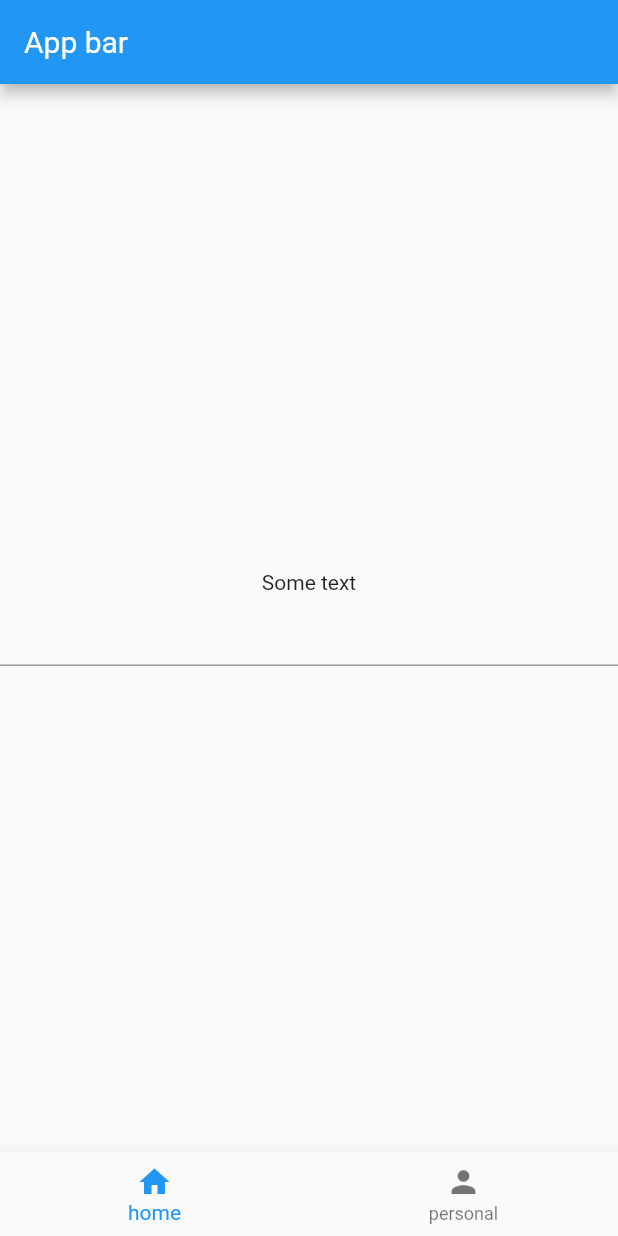
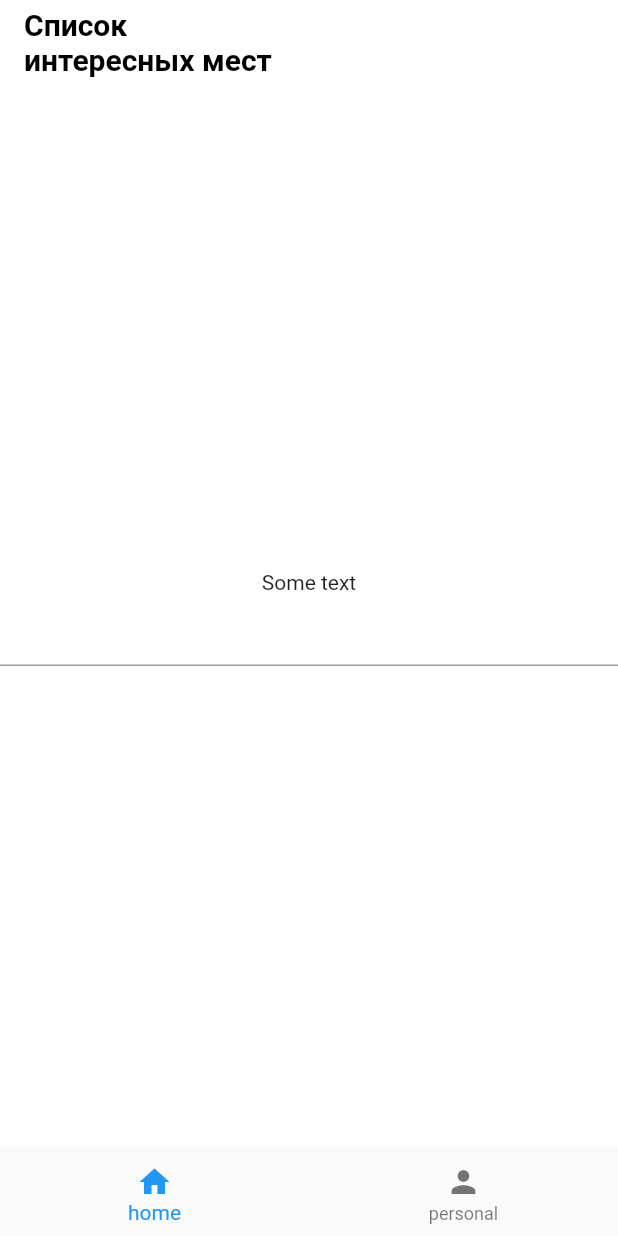
Before and after one commit to Voitekhov/surf_flutter_course_voytehov, a Flutter app: the screen it shows after launch, on a phone screen of 412 x 824 dp. Run offline on Flutter 3.47's test engine with Material 2 defaults, Android fonts, the phone set to English and light mode, and no system bars; statements that could not run were skipped.

Commit message:
hw 4.2 style AppBar and add styling resource

```diff
--- /dev/null
+++ b/lib/ui/res/app_colors.dart
@@ -0,0 +1,6 @@
+import 'package:flutter/material.dart';
+
+class AppColors {
+  static const Color backgroundColor = Colors.white;
+  static const Color defaultTextColor = Colors.black;
+}
--- /dev/null
+++ b/lib/ui/res/strings.dart
@@ -0,0 +1,4 @@
+
+class AppStrings {
+  static const String appBarTitle = 'Список\nинтересных мест';
+}
--- /dev/null
+++ b/lib/ui/res/text_style_templates.dart
@@ -0,0 +1,12 @@
+import 'package:flutter/material.dart';
+import 'package:places/ui/res/fonts';
+import 'package:places/ui/res/app_colors.dart';
+
+class TextStyleTemplates {
+  static const TextStyle appBar = TextStyle(
+    color: AppColors.defaultTextColor,
+    fontWeight: FontWeight.bold,
+    fontFamily: FontFamily.defaultFontFamily,
+    fontSize: Fonts.defaultAppBarTitle,
+  );
+}
--- a/lib/ui/screen/sight_list_screen.dart
+++ b/lib/ui/screen/sight_list_screen.dart
@@ -1,4 +1,7 @@
 import 'package:flutter/material.dart';
+import 'package:places/ui//res/strings.dart';
+import 'package:places/ui/res/app_colors.dart';
+import 'package:places/ui/res/text_style_templates.dart';
 
 class SightListScreen extends StatefulWidget {
   const SightListScreen({Key? key}) : super(key: key);
@@ -11,18 +14,26 @@ class _SightListScreenState extends State<SightListScreen> {
   @override
   Widget build(BuildContext context) {
     return Scaffold(
-      // to not resized screen when keyboard appears
-      resizeToAvoidBottomInset: false,
       appBar: AppBar(
-        title: const Text('App bar'),
+        backgroundColor: AppColors.backgroundColor,
+        title: const Align(
+          alignment: Alignment.centerLeft,
+          child: Text(
+            AppStrings.appBarTitle,
+            style: TextStyleTemplates.appBar,
+          ),
+        ),
+        elevation: 0,
       ),
-      body: Column(
-        // to demonstrate resize of screen
-        mainAxisAlignment: MainAxisAlignment.center,
-        children: const [
-          Text('Some text'),
-          TextField(),
-        ],
+      body: Container(
+        color: AppColors.backgroundColor,
+        child: Column(
+          mainAxisAlignment: MainAxisAlignment.center,
+          children: const [
+            Text('Some text'),
+            TextField(),
+          ],
+        ),
       ),
       bottomNavigationBar: BottomNavigationBar(
         items: const [
```
Also changed, not shown: lib/main.dart (line endings or trailing spaces), 1 other file.
